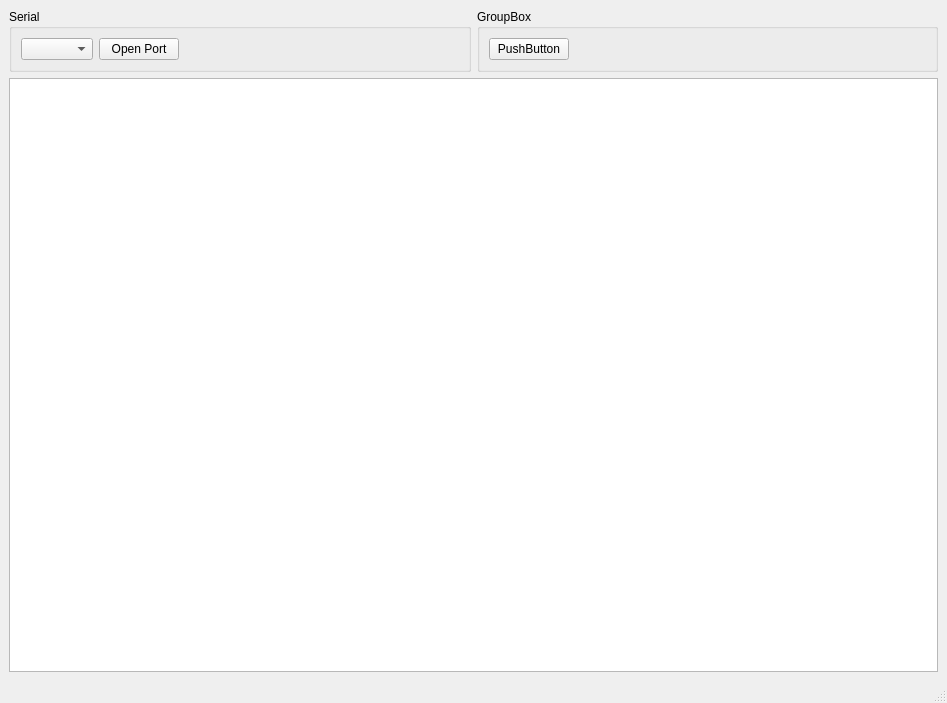
This is Console/consoleView.ui in erudisill/bitstorm-gateway as Qt 5 draws it before an edit. The edited form follows.
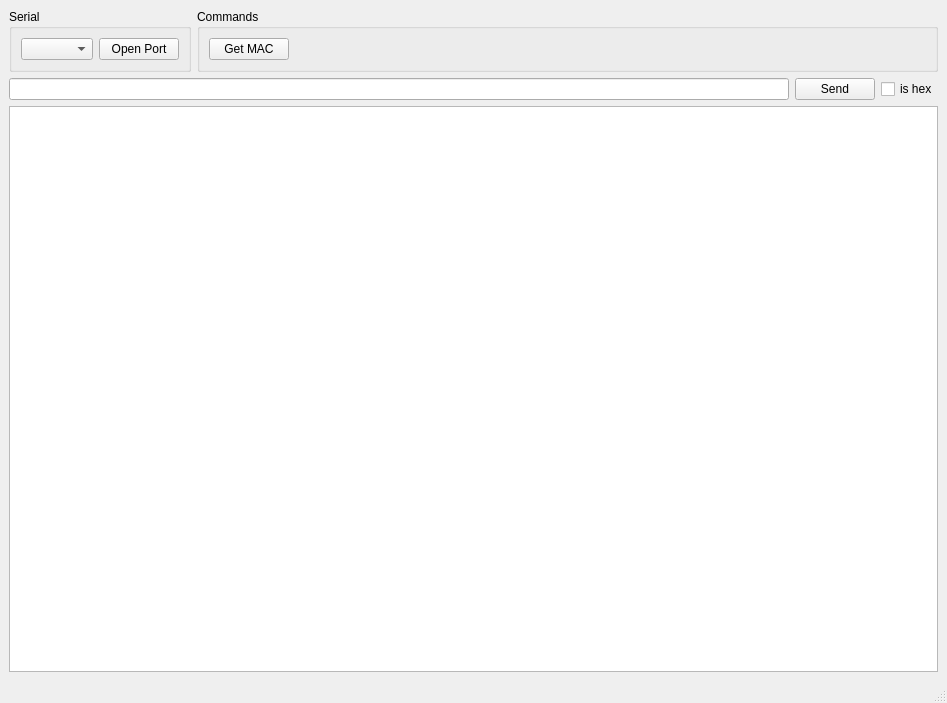
This is the edited form.

Commit message: Added send line and MAC command

What changed in the file:
```diff
--- a/Console/consoleView.ui
+++ b/Console/consoleView.ui
@@ -33,32 +33,19 @@
            </property>
           </widget>
          </item>
-         <item>
-          <spacer name="horizontalSpacer">
-           <property name="orientation">
-            <enum>Qt::Horizontal</enum>
-           </property>
-           <property name="sizeHint" stdset="0">
-            <size>
-             <width>40</width>
-             <height>20</height>
-            </size>
-           </property>
-          </spacer>
-         </item>
         </layout>
        </widget>
       </item>
       <item>
        <widget class="QGroupBox" name="groupBox_2">
         <property name="title">
-         <string>GroupBox</string>
+         <string>Commands</string>
         </property>
         <layout class="QHBoxLayout" name="horizontalLayout">
          <item>
           <widget class="QPushButton" name="pushButton">
            <property name="text">
-            <string>PushButton</string>
+            <string>Get MAC</string>
            </property>
           </widget>
          </item>
@@ -80,6 +67,27 @@
       </item>
      </layout>
     </item>
+    <item>
+     <layout class="QHBoxLayout" name="horizontalLayout_5">
+      <item>
+       <widget class="QLineEdit" name="lineData"/>
+      </item>
+      <item>
+       <widget class="QPushButton" name="buttonSend">
+        <property name="text">
+         <string>Send</string>
+        </property>
+       </widget>
+      </item>
+      <item>
+       <widget class="QCheckBox" name="checkHex">
+        <property name="text">
+         <string>is hex</string>
+        </property>
+       </widget>
+      </item>
+     </layout>
+    </item>
     <item>
      <widget class="QTextEdit" name="textLog">
       <property name="font">
@@ -96,6 +104,9 @@
       <property name="readOnly">
        <bool>true</bool>
       </property>
+      <property name="tabStopWidth">
+       <number>60</number>
+      </property>
      </widget>
     </item>
    </layout>
```
Left out of the diff: 2 changed lines with no effect on the pictures. The commit also changes 6 other files.
